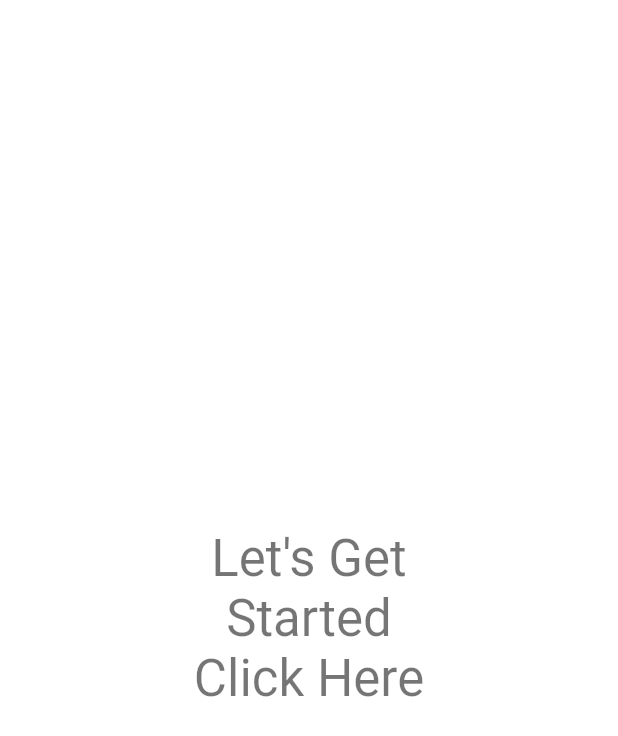
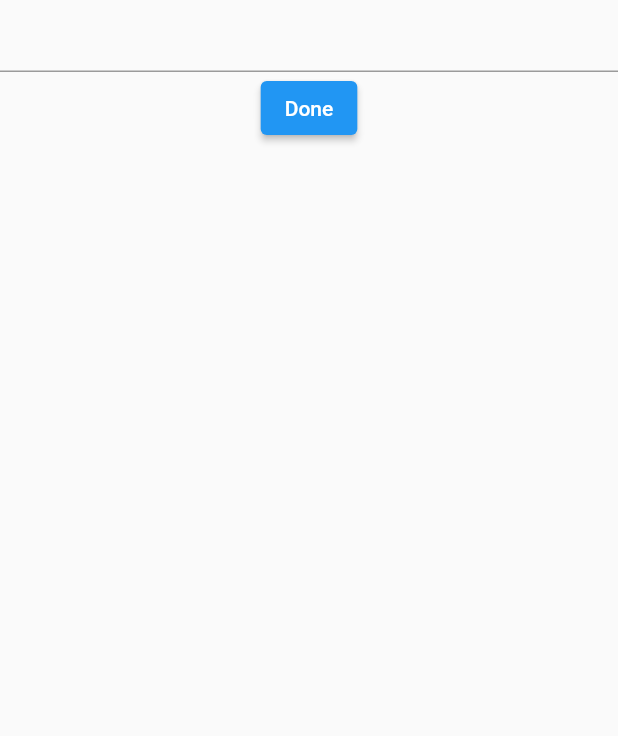
Before and after one commit to AkshDesai04/Flutter-Rapid-Typer, a Flutter app: the screen it shows after launch, on a phone screen of 412 x 824 dp. Shown: the top 736 px of the screen. Run offline on Flutter 3.47's test engine with Material 2 defaults, Android fonts, the light colour scheme and no system bars.

Commit message:
Added custom text

```diff
--- a/lib/main.dart
+++ b/lib/main.dart
@@ -12,22 +12,54 @@
   Widget build(BuildContext context) {
     return MaterialApp(
       home: Scaffold(
-        body: const MyKeyExample(),
+        body: DataPage(),
+      ),
+    );
+  }
+}
+
+class DataPage extends StatelessWidget {
+  final tfc = TextEditingController();
+
+  @override
+  Widget build(BuildContext context) {
+    return Scaffold(
+      body: Column(
+        children: [
+          TextField(
+            controller: tfc,
+          ),
+          ElevatedButton(
+              onPressed: () {
+                Navigator.push(
+                  context,
+                  MaterialPageRoute(
+                      builder: (context) => MyKeyExample(tfc.text)),
+                );
+              },
+              child: Text("Done"))
+        ],
       ),
     );
   }
 }
 
 class MyKeyExample extends StatefulWidget {
-  const MyKeyExample({super.key});
+  String text = "";
+  MyKeyExample(String text) {
+    this.text = text;
+  }
 
   @override
-  State<MyKeyExample> createState() => _MyKeyExampleState();
+  State<MyKeyExample> createState() => _MyKeyExampleState(text);
 }
 
 class _MyKeyExampleState extends State<MyKeyExample> {
+  String testtext = "";
+  _MyKeyExampleState(String text) {
+    testtext = text;
+  }
   Stopwatch stopwatch = Stopwatch();
-  String testtext = "two women were fighting over a child";
   String statusText = "Incomplete";
   // The node used to request the keyboard focus.
   final FocusNode _focusNode = FocusNode();
@@ -151,6 +183,11 @@
                     Text(
                       statusText,
                     ),
+                    ElevatedButton(
+                        onPressed: () {
+                          Navigator.pop(context);
+                        },
+                        child: Text("Back")),
                   ],
                 );
                 // return RichText(
```
